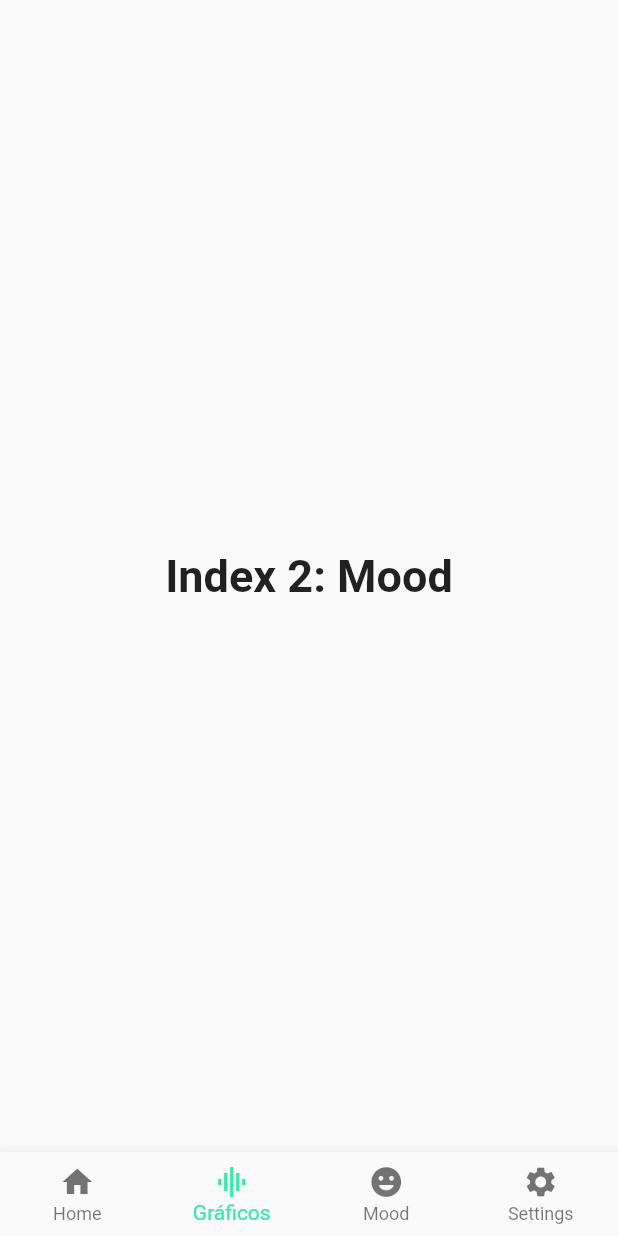
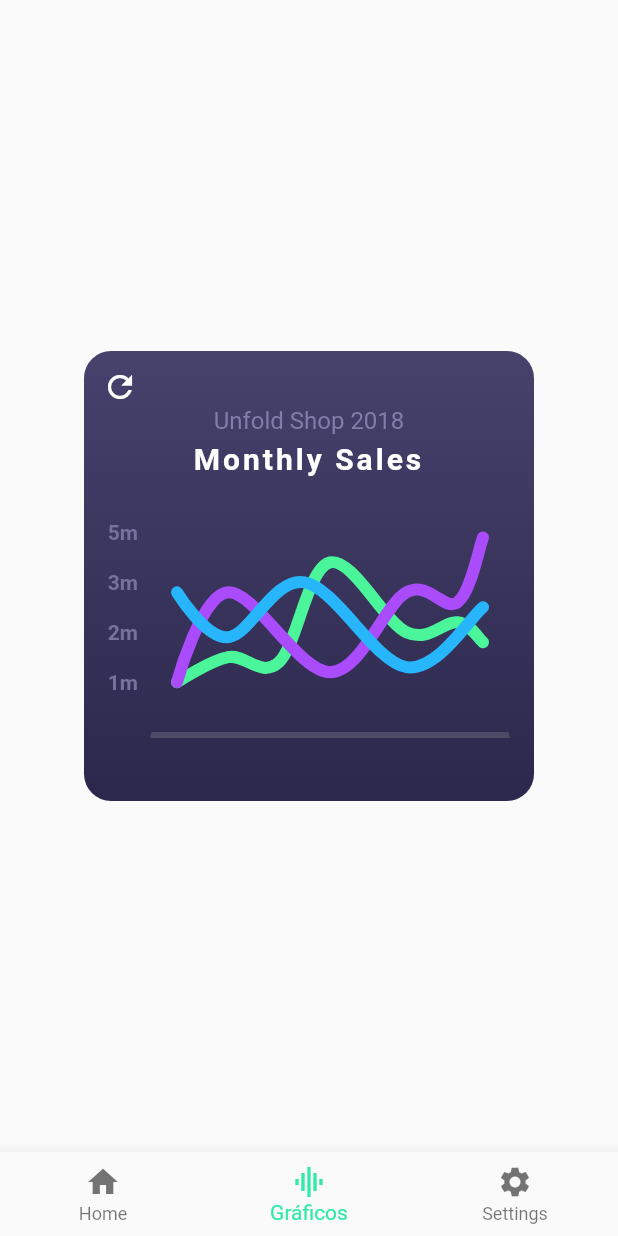
Before and after one commit to smartchair/smart-chair-frontend, a Flutter app: the BottomNavigationBarMenu screen opened directly, item 2 of the bottom bar chosen, on a phone screen of 412 x 824 dp. Run offline on Flutter 3.47's test engine with Material 2 defaults, Android fonts, the phone set to English and light mode, and no system bars; drawn by our look-alikes of fl_chart; our stand-ins replace charts_flutter, rive, settings_ui.

Commit message:
Adding metrics Page and devices Page

```diff
--- a/lib/bottomNavigationBarMenu/bottom_navigation_bar_menu.dart
+++ b/lib/bottomNavigationBarMenu/bottom_navigation_bar_menu.dart
@@ -1,8 +1,9 @@
 import 'package:flutter/material.dart';
 import 'package:settings_ui/settings_ui.dart';
 import 'package:smart_chair_frontend/screens/homePage/home_page.dart';
-import 'package:smart_chair_frontend/screens/introPage/intro_page.dart';
+import 'package:smart_chair_frontend/screens/metricsPage/metrics_page.dart';
 import 'package:smart_chair_frontend/utils/const.dart';
+import 'package:charts_flutter/flutter.dart' as charts;
 
 class BottomNavigationBarMenu extends StatefulWidget {
   @override
@@ -12,18 +13,14 @@
 
 class _BottomNavigationBarMenuState extends State<BottomNavigationBarMenu> {
   int _selectedIndex = 0;
+
   static const TextStyle optionStyle =
       TextStyle(fontSize: 30, fontWeight: FontWeight.bold);
+
   List<Widget> _widgetOptions = <Widget>[
     HomePage(),
-    Text(
-      'Index 2: Mood',
-      style: optionStyle,
-    ),
-    Text(
-      'Index 3: Settings',
-      style: optionStyle,
-    ),
+    Container(height: 300, width: 300, child: LineChartSample1()),
+    //MetricsPage(_createSampleData()),
     SettingsList(
       sections: [
         SettingsSection(
@@ -66,8 +63,6 @@
           BottomNavigationBarItem(
               icon: Icon(Icons.graphic_eq), label: 'Gráficos'),
           BottomNavigationBarItem(
-              icon: Icon(Icons.tag_faces_rounded), label: 'Mood'),
-          BottomNavigationBarItem(
               icon: Icon(Icons.settings), label: 'Settings'),
         ],
         currentIndex: _selectedIndex,
@@ -76,4 +71,31 @@
       ),
     );
   }
+
+  static List<charts.Series<TimeSeriesSales, DateTime>> _createSampleData() {
+    final data = [
+      new TimeSeriesSales(new DateTime(2017, 9, 19), 5),
+      new TimeSeriesSales(new DateTime(2017, 9, 26), 25),
+      new TimeSeriesSales(new DateTime(2017, 10, 3), 100),
+      new TimeSeriesSales(new DateTime(2017, 10, 10), 75),
+    ];
+
+    return [
+      new charts.Series<TimeSeriesSales, DateTime>(
+        id: 'Sales',
+        colorFn: (_, __) => charts.MaterialPalette.blue.shadeDefault,
+        domainFn: (TimeSeriesSales sales, _) => sales.time,
+        measureFn: (TimeSeriesSales sales, _) => sales.sales,
+        data: data,
+      )
+    ];
+  }
 }
+
+/// Sample time series data type.
+class TimeSeriesSales {
+  final DateTime time;
+  final int sales;
+
+  TimeSeriesSales(this.time, this.sales);
+}
--- a/lib/screens/homePage/home_page.dart
+++ b/lib/screens/homePage/home_page.dart
@@ -1,5 +1,6 @@
 import 'package:flutter/material.dart';
 import 'package:smart_chair_frontend/bottomButtonWidget/bottom_button.dart';
+import 'package:smart_chair_frontend/screens/devicesPage/device_page.dart';
 import 'package:smart_chair_frontend/screens/homePage/widgets/card_gamification.dart';
 import 'package:smart_chair_frontend/screens/homePage/widgets/card_sensors.dart';
 import 'package:smart_chair_frontend/screens/homePage/widgets/card_suggestions.dart';
@@ -28,6 +29,8 @@
             SizedBox(height: 45),
             BottomButton(primaryColor, customColor, "Meus dispositivos", () {
               print("dispositivos");
+              Navigator.push(context,
+                  MaterialPageRoute(builder: (context) => DevicePage()));
             })
           ],
         ),
--- a/lib/screens/loginPage/login_page.dart
+++ b/lib/screens/loginPage/login_page.dart
@@ -32,7 +32,7 @@
                     decoration: InputDecoration(labelText: 'Nome'),
                     controller: nameController,
                     validator: (val) {
-                      if (val!.isEmpty) return "O nome não pode ser vazio";
+                      if (val.isEmpty) return "O nome não pode ser vazio";
                       return null;
                     },
                   ),
@@ -45,7 +45,7 @@
                     decoration: InputDecoration(labelText: 'Senha'),
                     controller: passwordController,
                     validator: (val) {
-                      if (val!.isEmpty) return "A senha não pode ser vazia";
+                      if (val.isEmpty) return "A senha não pode ser vazia";
                       return null;
                     },
                   ),
--- /dev/null
+++ b/lib/screens/metricsPage/metrics_page.dart
@@ -0,0 +1,405 @@
+import 'package:fl_chart/fl_chart.dart';
+import 'package:flutter/material.dart';
+
+class LineChartSample1 extends StatefulWidget {
+  @override
+  State<StatefulWidget> createState() => LineChartSample1State();
+}
+
+class LineChartSample1State extends State<LineChartSample1> {
+  bool isShowingMainData;
+
+  @override
+  void initState() {
+    super.initState();
+    isShowingMainData = true;
+  }
+
+  @override
+  Widget build(BuildContext context) {
+    return AspectRatio(
+      aspectRatio: 1.23,
+      child: Container(
+        decoration: const BoxDecoration(
+          borderRadius: BorderRadius.all(Radius.circular(18)),
+          gradient: LinearGradient(
+            colors: [
+              Color(0xff2c274c),
+              Color(0xff46426c),
+            ],
+            begin: Alignment.bottomCenter,
+            end: Alignment.topCenter,
+          ),
+        ),
+        child: Stack(
+          children: <Widget>[
+            Column(
+              crossAxisAlignment: CrossAxisAlignment.stretch,
+              children: <Widget>[
+                const SizedBox(
+                  height: 37,
+                ),
+                const Text(
+                  'Unfold Shop 2018',
+                  style: TextStyle(
+                    color: Color(0xff827daa),
+                    fontSize: 16,
+                  ),
+                  textAlign: TextAlign.center,
+                ),
+                const SizedBox(
+                  height: 4,
+                ),
+                const Text(
+                  'Monthly Sales',
+                  style: TextStyle(
+                      color: Colors.white,
+                      fontSize: 20,
+                      fontWeight: FontWeight.bold,
+                      letterSpacing: 2),
+                  textAlign: TextAlign.center,
+                ),
+                const SizedBox(
+                  height: 37,
+                ),
+                Expanded(
+                  child: Padding(
+                    padding: const EdgeInsets.only(right: 16.0, left: 6.0),
+                    child: LineChart(
+                      isShowingMainData ? sampleData1() : sampleData2(),
+                      swapAnimationDuration: const Duration(milliseconds: 250),
+                    ),
+                  ),
+                ),
+                const SizedBox(
+                  height: 10,
+                ),
+              ],
+            ),
+            IconButton(
+              icon: Icon(
+                Icons.refresh,
+                color: Colors.white.withOpacity(isShowingMainData ? 1.0 : 0.5),
+              ),
+              onPressed: () {
+                setState(() {
+                  isShowingMainData = !isShowingMainData;
+                });
+              },
+            )
+          ],
+        ),
+      ),
+    );
+  }
+
+  LineChartData sampleData1() {
+    return LineChartData(
+      lineTouchData: LineTouchData(
+        touchTooltipData: LineTouchTooltipData(
+          tooltipBgColor: Colors.blueGrey.withOpacity(0.8),
+        ),
+        touchCallback: (LineTouchResponse touchResponse) {},
+        handleBuiltInTouches: true,
+      ),
+      gridData: FlGridData(
+        show: false,
+      ),
+      titlesData: FlTitlesData(
+        bottomTitles: SideTitles(
+          showTitles: true,
+          reservedSize: 22,
+          getTextStyles: (value) => const TextStyle(
+            color: Color(0xff72719b),
+            fontWeight: FontWeight.bold,
+            fontSize: 16,
+          ),
+          margin: 10,
+          getTitles: (value) {
+            switch (value.toInt()) {
+              case 2:
+                return 'SEPT';
+              case 7:
+                return 'OCT';
+              case 12:
+                return 'DEC';
+            }
+            return '';
+          },
+        ),
+        leftTitles: SideTitles(
+          showTitles: true,
+          getTextStyles: (value) => const TextStyle(
+            color: Color(0xff75729e),
+            fontWeight: FontWeight.bold,
+            fontSize: 14,
+          ),
+          getTitles: (value) {
+            switch (value.toInt()) {
+              case 1:
+                return '1m';
+              case 2:
+                return '2m';
+              case 3:
+                return '3m';
+              case 4:
+                return '5m';
+            }
+            return '';
+          },
+          margin: 8,
+          reservedSize: 30,
+        ),
+      ),
+      borderData: FlBorderData(
+        show: true,
+        border: const Border(
+          bottom: BorderSide(
+            color: Color(0xff4e4965),
+            width: 4,
+          ),
+          left: BorderSide(
+            color: Colors.transparent,
+          ),
+          right: BorderSide(
+            color: Colors.transparent,
+          ),
+          top: BorderSide(
+            color: Colors.transparent,
+          ),
+        ),
+      ),
+      minX: 0,
+      maxX: 14,
+      maxY: 4,
+      minY: 0,
+      lineBarsData: linesBarData1(),
+    );
+  }
+
+  List<LineChartBarData> linesBarData1() {
+    final lineChartBarData1 = LineChartBarData(
+      spots: [
+        FlSpot(1, 1),
+        FlSpot(3, 1.5),
+        FlSpot(5, 1.4),
+        FlSpot(7, 3.4),
+        FlSpot(10, 2),
+        FlSpot(12, 2.2),
+        FlSpot(13, 1.8),
+      ],
+      isCurved: true,
+      colors: [
+        const Color(0xff4af699),
+      ],
+      barWidth: 8,
+      isStrokeCapRound: true,
+      dotData: FlDotData(
+        show: false,
+      ),
+      belowBarData: BarAreaData(
+        show: false,
+      ),
+    );
+    final lineChartBarData2 = LineChartBarData(
+      spots: [
+        FlSpot(1, 1),
+        FlSpot(3, 2.8),
+        FlSpot(7, 1.2),
+        FlSpot(10, 2.8),
+        FlSpot(12, 2.6),
+        FlSpot(13, 3.9),
+      ],
+      isCurved: true,
+      colors: [
+        const Color(0xffaa4cfc),
+      ],
+      barWidth: 8,
+      isStrokeCapRound: true,
+      dotData: FlDotData(
+        show: false,
+      ),
+      belowBarData: BarAreaData(show: false, colors: [
+        const Color(0x00aa4cfc),
+      ]),
+    );
+    final lineChartBarData3 = LineChartBarData(
+      spots: [
+        FlSpot(1, 2.8),
+        FlSpot(3, 1.9),
+        FlSpot(6, 3),
+        FlSpot(10, 1.3),
+        FlSpot(13, 2.5),
+      ],
+      isCurved: true,
+      colors: const [
+        Color(0xff27b6fc),
+      ],
+      barWidth: 8,
+      isStrokeCapRound: true,
+      dotData: FlDotData(
+        show: false,
+      ),
+      belowBarData: BarAreaData(
+        show: false,
+      ),
+    );
+    return [
+      lineChartBarData1,
+      lineChartBarData2,
+      lineChartBarData3,
+    ];
+  }
+
+  LineChartData sampleData2() {
+    return LineChartData(
+      lineTouchData: LineTouchData(
+        enabled: false,
+      ),
+      gridData: FlGridData(
+        show: false,
+      ),
+      titlesData: FlTitlesData(
+        bottomTitles: SideTitles(
+          showTitles: true,
+          reservedSize: 22,
+          getTextStyles: (value) => const TextStyle(
+            color: Color(0xff72719b),
+            fontWeight: FontWeight.bold,
+            fontSize: 16,
+          ),
+          margin: 10,
+          getTitles: (value) {
+            switch (value.toInt()) {
+              case 2:
+                return 'SEPT';
+              case 7:
+                return 'OCT';
+              case 12:
+                return 'DEC';
+            }
+            return '';
+          },
+        ),
+        leftTitles: SideTitles(
+          showTitles: true,
+          getTextStyles: (value) => const TextStyle(
+            color: Color(0xff75729e),
+            fontWeight: FontWeight.bold,
+            fontSize: 14,
+          ),
+          getTitles: (value) {
+            switch (value.toInt()) {
+              case 1:
+                return '1m';
+              case 2:
+                return '2m';
+              case 3:
+                return '3m';
+              case 4:
+                return '5m';
+              case 5:
+                return '6m';
+            }
+            return '';
+          },
+          margin: 8,
+          reservedSize: 30,
+        ),
+      ),
+      borderData: FlBorderData(
+          show: true,
+          border: const Border(
+            bottom: BorderSide(
+              color: Color(0xff4e4965),
+              width: 4,
+            ),
+            left: BorderSide(
+              color: Colors.transparent,
+            ),
+            right: BorderSide(
+              color: Colors.transparent,
+            ),
+            top: BorderSide(
+              color: Colors.transparent,
+            ),
+          )),
+      minX: 0,
+      maxX: 14,
+      maxY: 6,
+      minY: 0,
+      lineBarsData: linesBarData2(),
+    );
+  }
+
+  List<LineChartBarData> linesBarData2() {
+    return [
+      LineChartBarData(
+        spots: [
+          FlSpot(1, 1),
+          FlSpot(3, 4),
+          FlSpot(5, 1.8),
+          FlSpot(7, 5),
+          FlSpot(10, 2),
+          FlSpot(12, 2.2),
+          FlSpot(13, 1.8),
+        ],
+        isCurved: true,
+        curveSmoothness: 0,
+        colors: const [
+          Color(0x444af699),
+        ],
+        barWidth: 4,
+        isStrokeCapRound: true,
+        dotData: FlDotData(
+          show: false,
+        ),
+        belowBarData: BarAreaData(
+          show: false,
+        ),
+      ),
+      LineChartBarData(
+        spots: [
+          FlSpot(1, 1),
+          FlSpot(3, 2.8),
+          FlSpot(7, 1.2),
+          FlSpot(10, 2.8),
+          FlSpot(12, 2.6),
+          FlSpot(13, 3.9),
+        ],
+        isCurved: true,
+        colors: const [
+          Color(0x99aa4cfc),
+        ],
+        barWidth: 4,
+        isStrokeCapRound: true,
+        dotData: FlDotData(
+          show: false,
+        ),
+        belowBarData: BarAreaData(show: true, colors: [
+          const Color(0x33aa4cfc),
+        ]),
+      ),
+      LineChartBarData(
+        spots: [
+          FlSpot(1, 3.8),
+          FlSpot(3, 1.9),
+          FlSpot(6, 5),
+          FlSpot(10, 3.3),
+          FlSpot(13, 4.5),
+        ],
+        isCurved: true,
+        curveSmoothness: 0,
+        colors: const [
+          Color(0x4427b6fc),
+        ],
+        barWidth: 2,
+        isStrokeCapRound: true,
+        dotData: FlDotData(show: true),
+        belowBarData: BarAreaData(
+          show: false,
+        ),
+      ),
+    ];
+  }
+}
--- a/pubspec.yaml
+++ b/pubspec.yaml
@@ -18,7 +18,7 @@
 version: 1.0.0+1
 
 environment:
-  sdk: ">=2.12.0 <3.0.0"
+  sdk: ">=1.23.0 <3.0.0"
 
 dependencies:
   flutter:
@@ -32,6 +32,8 @@
   permission_handler: ^7.1.0
   rive: ^0.7.10
   settings_ui: ^1.0.0
+  charts_flutter: ^0.10.0
+  fl_chart: ^0.36.1
 
 dev_dependencies:
   flutter_test:
```
Also changed, not shown: lib/screens/createAccountPage/create_account_page.dart (+7 -7 lines), lib/screens/devicesPage/device_page.dart (added, +33 -0 lines), pubspec.lock.
